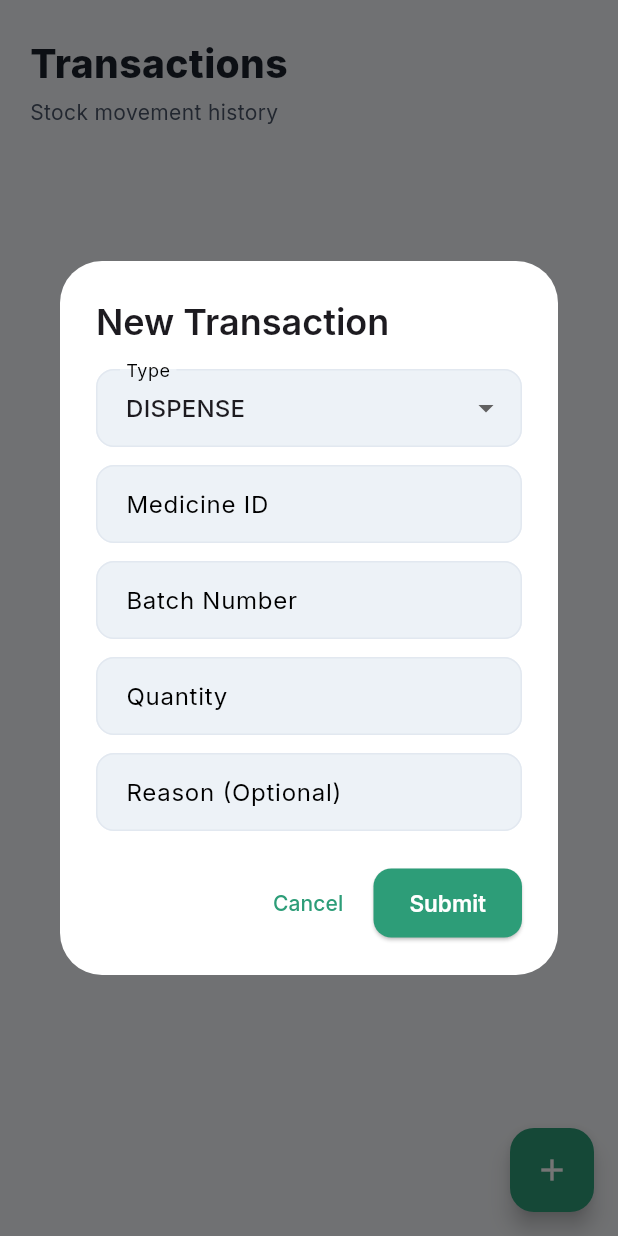
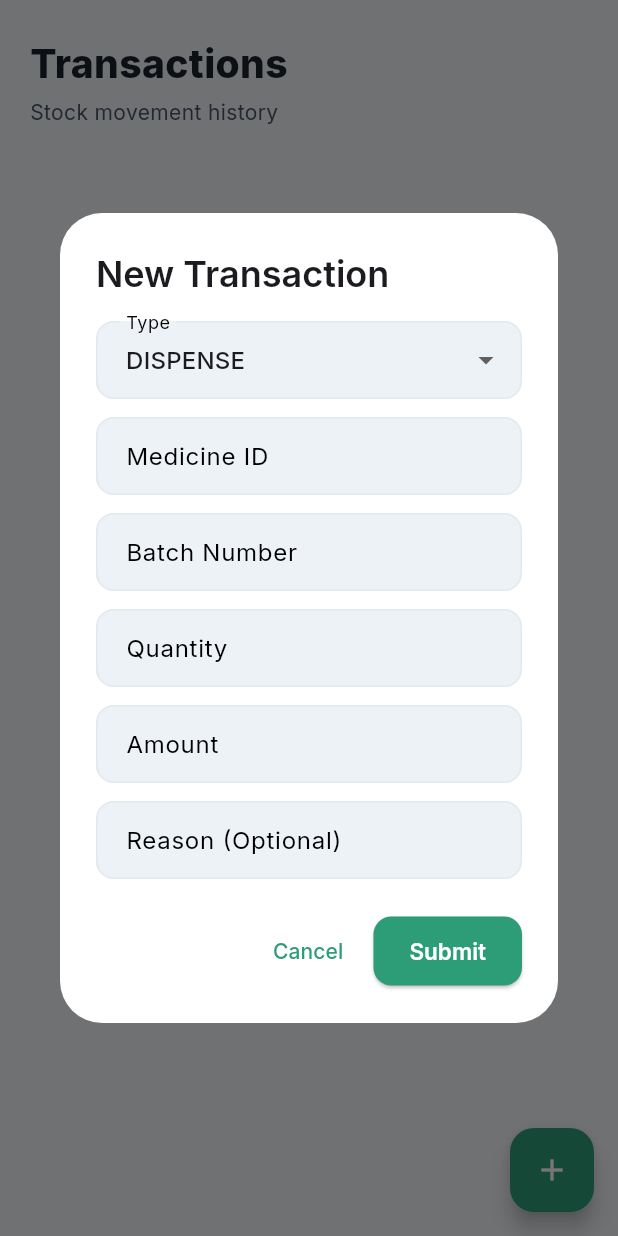
Before and after one commit to HovSaintBrandon/Afya-Shelf, a Flutter app: the TransactionsScreen screen opened directly, after a tap on the "add" icon, on a phone screen of 412 x 824 dp. Run offline on Flutter 3.47's test engine with Material 3 defaults, Android fonts, the phone set to English and light mode, and no system bars; our stand-ins replace file_picker, flutter_secure_storage, google_fonts, image_picker; accounts and stored records are empty; network calls fail.

Commit message:
addded amount input in the request bidt and the UI

```diff
--- a/lib/models/transaction.dart
+++ b/lib/models/transaction.dart
@@ -10,6 +10,7 @@ class Transaction {
   final String reason;
   final DateTime createdAt;
   final String user;
+  final double amount;
 
   Transaction({
     required this.id,
@@ -21,6 +22,7 @@ class Transaction {
     required this.reason,
     required this.createdAt,
     required this.user,
+    required this.amount,
   });
 
   factory Transaction.fromJson(Map<String, dynamic> json) {
@@ -38,8 +40,11 @@ class Transaction {
           : json['batchId'] ?? '',
       quantity: json['quantity'] ?? 0,
       reason: json['reason'] ?? '',
-      createdAt: DateTime.parse(json['createdAt']),
+      createdAt: json['createdAt'] != null
+          ? DateTime.parse(json['createdAt'])
+          : DateTime.now(),
       user: json['user'] ?? json['userId'] ?? '',
+      amount: (json['amount'] ?? 0).toDouble(),
     );
   }
 
@@ -49,6 +54,7 @@ class Transaction {
     'batchId': batchId,
     'quantity': quantity,
     'reason': reason,
+    'amount': amount,
   };
 
   String get formattedDate => DateFormat('MMM dd, yyyy HH:mm').format(createdAt);
--- a/lib/screens/transactions_screen.dart
+++ b/lib/screens/transactions_screen.dart
@@ -90,6 +90,7 @@ class _TransactionsScreenState extends State<TransactionsScreen> {
     final medIdCtrl = TextEditingController();
     final batchNumCtrl = TextEditingController();
     final qtyCtrl = TextEditingController();
+    final amtCtrl = TextEditingController();
     final reasonCtrl = TextEditingController();
     String type = 'DISPENSE';
 
@@ -119,6 +120,8 @@ class _TransactionsScreenState extends State<TransactionsScreen> {
                   const SizedBox(height: 12),
                   TextField(controller: qtyCtrl, decoration: const InputDecoration(labelText: 'Quantity'), keyboardType: TextInputType.number),
                   const SizedBox(height: 12),
+                  TextField(controller: amtCtrl, decoration: const InputDecoration(labelText: 'Amount'), keyboardType: const TextInputType.numberWithOptions(decimal: true)),
+                  const SizedBox(height: 12),
                   TextField(controller: reasonCtrl, decoration: const InputDecoration(labelText: 'Reason (Optional)')),
                 ],
               ),
@@ -134,6 +137,7 @@ class _TransactionsScreenState extends State<TransactionsScreen> {
                     'batchNumber': batchNumCtrl.text,
                     'type': type,
                     'quantity': int.tryParse(qtyCtrl.text) ?? 1,
+                    'amount': double.tryParse(amtCtrl.text) ?? 0.0,
                     'reason': reasonCtrl.text,
                   });
                   if (ctx.mounted) Navigator.pop(ctx);
@@ -194,6 +198,8 @@ class _TransactionCard extends StatelessWidget {
           Row(
             children: [
               _infoItem('Quantity', '${transaction.quantity > 0 ? '+' : ''}${transaction.quantity}'),
+              const Spacer(),
+              _infoItem('Amount', 'KES ${transaction.amount.toStringAsFixed(2)}'),
               const Spacer(),
               _infoItem('Performed by', transaction.user),
             ],
```
Also changed, not shown: lib/screens/medicine_detail_screen.dart (+10 -2 lines).
